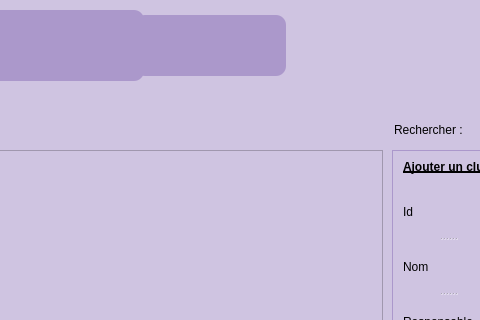
brahimABD98/smartkids, file gestion_activite.ui: the form before one commit; both pictures show x 200 to 680 and y 0 to 320 of the 882 by 580 pixel window.
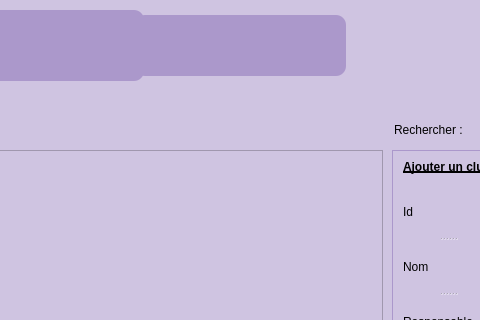
The form after the commit. Icons and pictures are not drawn.

What changed in the file:
```diff
--- a/gestion_activite.ui
+++ b/gestion_activite.ui
@@ -1562,7 +1562,7 @@
     <rect>
      <x>335</x>
      <y>15</y>
-     <width>151</width>
+     <width>211</width>
      <height>61</height>
     </rect>
    </property>
@@ -1628,6 +1628,31 @@
      <bool>true</bool>
     </property>
    </widget>
+   <widget class="QPushButton" name="pushButton_eleves_4">
+    <property name="geometry">
+     <rect>
+      <x>150</x>
+      <y>5</y>
+      <width>51</width>
+      <height>51</height>
+     </rect>
+    </property>
+    <property name="styleSheet">
+     <string notr="true">border-image: url(:/new/prefix1/icon/bus.png);</string>
+    </property>
+    <property name="text">
+     <string/>
+    </property>
+    <property name="autoDefault">
+     <bool>true</bool>
+    </property>
+    <property name="default">
+     <bool>true</bool>
+    </property>
+    <property name="flat">
+     <bool>true</bool>
+    </property>
+   </widget>
   </widget>
   <widget class="QPushButton" name="pushButton_home_2">
    <property name="geometry">
```
